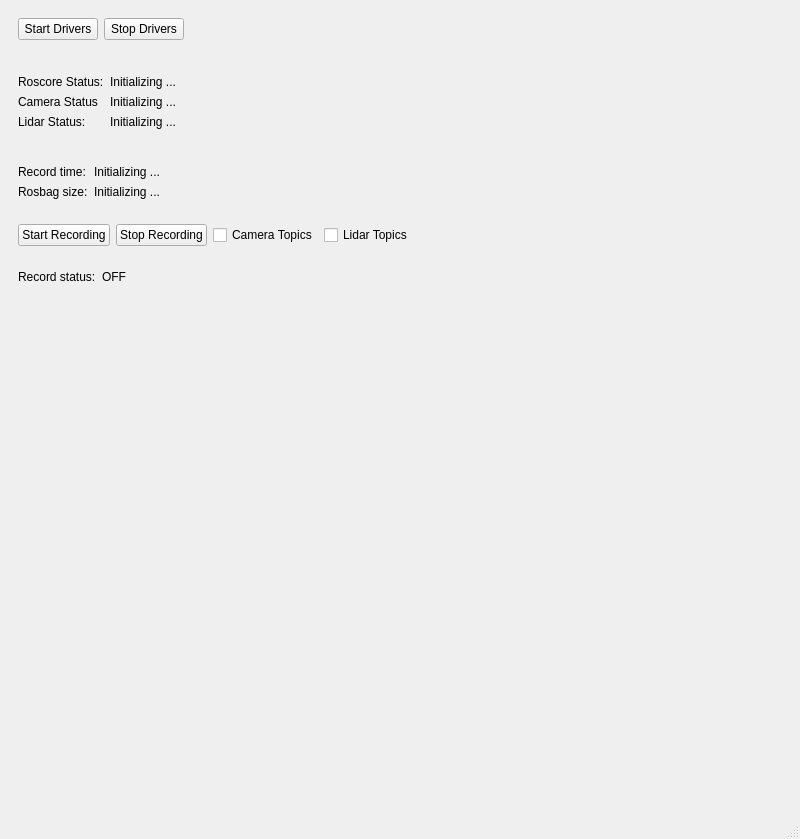
Above: mainwindow.ui from alimuratov/hh_desktop before the change. Below: the same form after it.
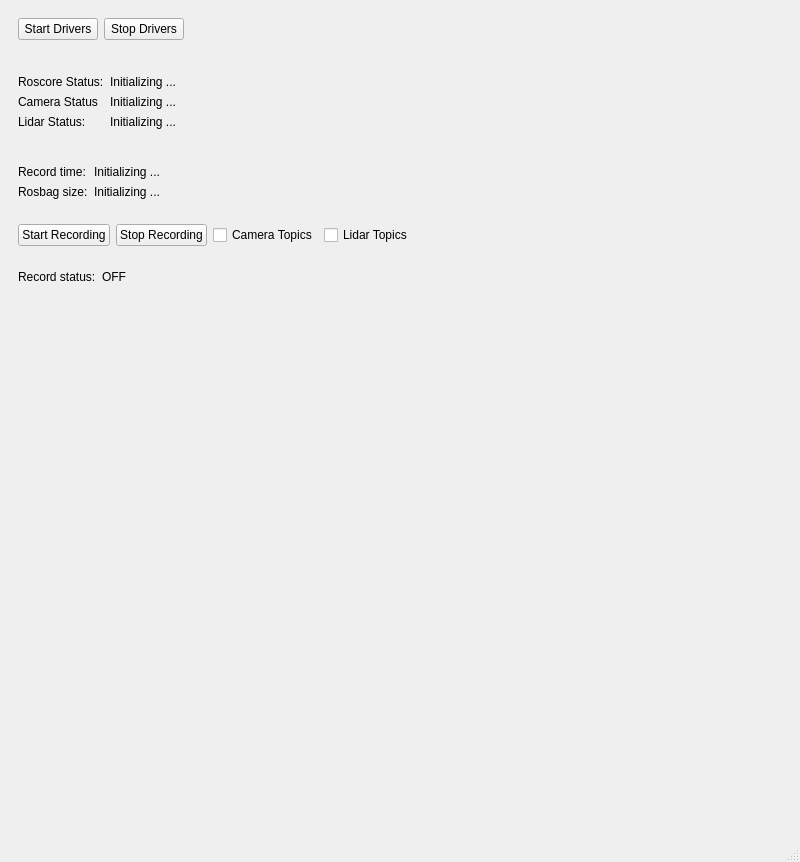
That is the form after the change.

Commit message: initla commit slam

What changed in the file:
```diff
--- a/mainwindow.ui
+++ b/mainwindow.ui
@@ -7,7 +7,7 @@
     <x>0</x>
     <y>0</y>
     <width>800</width>
-    <height>839</height>
+    <height>862</height>
    </rect>
   </property>
   <property name="windowTitle">
@@ -229,7 +229,7 @@
        <number>9</number>
       </property>
       <property name="bottomMargin">
-       <number>9</number>
+       <number>6</number>
       </property>
       <item row="0" column="0">
        <widget class="QLabel" name="label_3">
@@ -264,7 +264,13 @@
      <widget class="QWidget" name="rvizContainer" native="true">
       <property name="minimumSize">
        <size>
-        <width>640</width>
+        <width>680</width>
+        <height>480</height>
+       </size>
+      </property>
+      <property name="maximumSize">
+       <size>
+        <width>680</width>
         <height>480</height>
        </size>
       </property>
```
